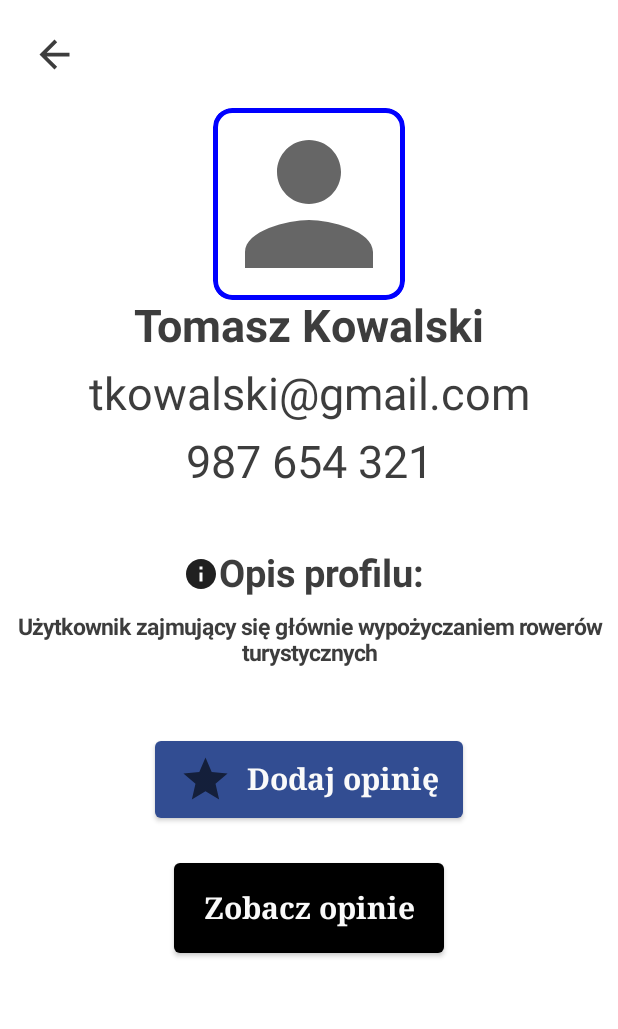
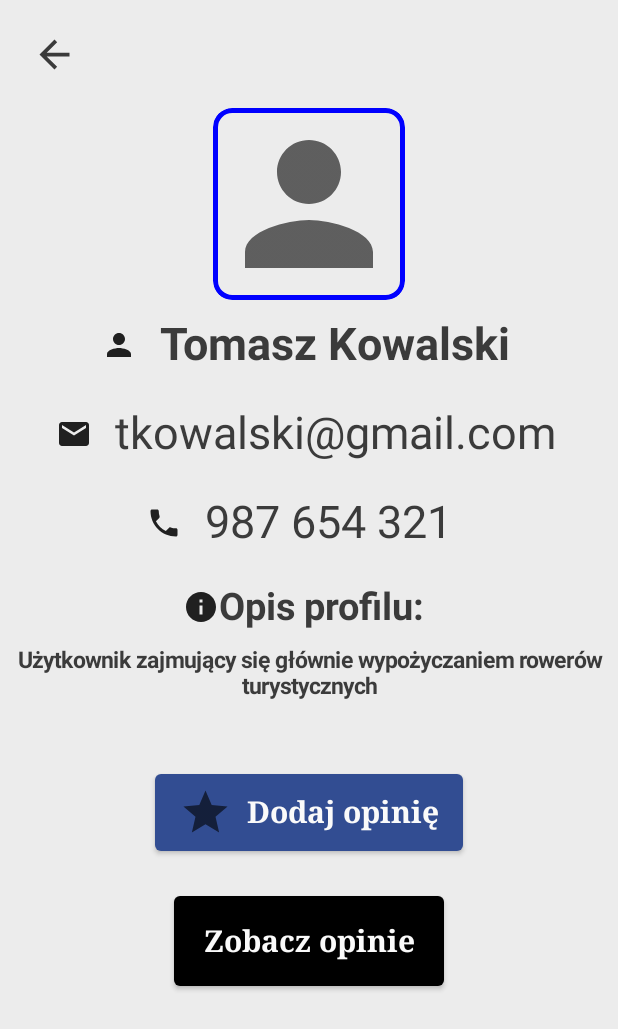
Before and after one commit to Wojw99/bizarro-app, an Android app built with Jetpack Compose: the OtherUserProfileScreen screen opened through its navigation route, on a phone screen of 412 x 824 dp. Shown: the top 1029 px of the screen. Run offline under Robolectric (Android 15) with nearby library versions, the phone set to English and light mode, and no system bars; our stand-ins replace Dagger/Hilt's generated code.

Commit message:
Fixes/Upgrades to User Profile Screens

```diff
--- a/app/src/main/java/com/example/bizarro/ui/screens/user_profile/SeeYourOpinionsScreen.kt
+++ b/app/src/main/java/com/example/bizarro/ui/screens/user_profile/SeeYourOpinionsScreen.kt
@@ -31,7 +31,7 @@ fun SeeYourOpinionsScreen(navController: NavController,
 
     Column(modifier = Modifier
         .fillMaxSize()
-        .background(Color.White),
+        .background(kLightGray),
         horizontalAlignment = Alignment.CenterHorizontally) {
 
 
--- a/app/src/main/java/com/example/bizarro/ui/screens/user_profile/other_user_profile/AddOpinionScreen.kt
+++ b/app/src/main/java/com/example/bizarro/ui/screens/user_profile/other_user_profile/AddOpinionScreen.kt
@@ -25,6 +25,7 @@ import androidx.lifecycle.viewmodel.compose.viewModel
 import androidx.navigation.NavController
 import com.example.bizarro.ui.Screen
 import com.example.bizarro.ui.screens.user_profile.other_user_profile.OtherUserViewModel
+import com.example.bizarro.ui.theme.kLightGray
 
 @Composable
 fun AddOpinionScreen(navController: NavController,
@@ -33,7 +34,7 @@ fun AddOpinionScreen(navController: NavController,
     Column(
         modifier = Modifier
             .fillMaxSize()
-            .background(Color.White),
+            .background(kLightGray),
         horizontalAlignment = Alignment.CenterHorizontally) {
 
 
--- a/app/src/main/java/com/example/bizarro/ui/screens/user_profile/other_user_profile/OtherUserProfileScreen.kt
+++ b/app/src/main/java/com/example/bizarro/ui/screens/user_profile/other_user_profile/OtherUserProfileScreen.kt
@@ -7,9 +7,7 @@ import androidx.compose.foundation.layout.*
 import androidx.compose.foundation.shape.RoundedCornerShape
 import androidx.compose.material.*
 import androidx.compose.material.icons.Icons
-import androidx.compose.material.icons.filled.ArrowBack
-import androidx.compose.material.icons.filled.Info
-import androidx.compose.material.icons.filled.Settings
+import androidx.compose.material.icons.filled.*
 import androidx.compose.runtime.Composable
 import androidx.compose.ui.Alignment
 import androidx.compose.ui.Modifier
@@ -32,6 +30,7 @@ import com.example.bizarro.ui.screens.user_profile.settings.SettingsViewModel
 import com.example.bizarro.ui.theme.blueColor
 import com.example.bizarro.ui.theme.darkColor
 import com.example.bizarro.ui.theme.kBlack
+import com.example.bizarro.ui.theme.kLightGray
 
 @Composable
 fun OtherUserProfileScreen(navController: NavController,
@@ -40,7 +39,7 @@ fun OtherUserProfileScreen(navController: NavController,
     Column(
         modifier = Modifier
             .fillMaxSize()
-            .background(Color.White),
+            .background(kLightGray),
         horizontalAlignment = Alignment.CenterHorizontally
     ) {
 
@@ -98,6 +97,17 @@ fun OtherUserInfo(viewModel: OtherUserViewModel = hiltViewModel())
             .border(3.dp, Color.Blue, RoundedCornerShape(10))
     )
 
+    Box(modifier = Modifier
+        .fillMaxWidth()
+        .padding(12.dp)) {
+        Row(verticalAlignment = Alignment.CenterVertically,
+            horizontalArrangement = Arrangement.Center)
+        {
+            Spacer(modifier = Modifier.width(55.dp))
+
+            Icon(Icons.Default.Person, "Icon description", tint = kBlack)
+
+            Spacer(modifier = Modifier.width(15.dp))
 
             Text(viewModel.nameOtherUser,
                 style = TextStyle(
@@ -106,8 +116,20 @@ fun OtherUserInfo(viewModel: OtherUserViewModel = hiltViewModel())
                     fontWeight = FontWeight.Bold
                 )
             )
+        }
+    }
 
-    Spacer(modifier = Modifier.height(10.dp))
+    Box(modifier = Modifier
+        .fillMaxWidth()
+        .padding(12.dp)) {
+        Row(verticalAlignment = Alignment.CenterVertically,
+            horizontalArrangement = Arrangement.Center)
+        {
+            Spacer(modifier = Modifier.width(25.dp))
+
+            Icon(Icons.Default.Email, "Icon description", tint = kBlack)
+
+            Spacer(modifier = Modifier.width(15.dp))
 
             Text(viewModel.emailOtherUser,
                 style = TextStyle(
@@ -116,8 +138,21 @@ fun OtherUserInfo(viewModel: OtherUserViewModel = hiltViewModel())
                     fontWeight = FontWeight.Normal
                 )
             )
+        }
+    }
 
-    Spacer(modifier = Modifier.height(10.dp))
+
+    Box(modifier = Modifier
+        .fillMaxWidth()
+        .padding(12.dp)) {
+        Row(verticalAlignment = Alignment.CenterVertically,
+            horizontalArrangement = Arrangement.Center)
+        {
+            Spacer(modifier = Modifier.width(85.dp))
+
+            Icon(Icons.Default.Phone, "Icon description", tint = kBlack)
+
+            Spacer(modifier = Modifier.width(15.dp))
 
             Text(viewModel.phoneOtherUser,
                 style = TextStyle(
@@ -126,8 +161,9 @@ fun OtherUserInfo(viewModel: OtherUserViewModel = hiltViewModel())
                     fontWeight = FontWeight.Normal
                 )
             )
+        }
+    }
 
-    Spacer(modifier = Modifier.height(30.dp))
 
     UserDescriptionHeader()
 
--- a/app/src/main/java/com/example/bizarro/ui/screens/user_profile/other_user_profile/SeeOpinionsScreen.kt
+++ b/app/src/main/java/com/example/bizarro/ui/screens/user_profile/other_user_profile/SeeOpinionsScreen.kt
@@ -49,7 +49,7 @@ fun SeeOpinionsScreen(navController: NavController,
 {
     Column(modifier = Modifier
         .fillMaxSize()
-        .background(kWhite),
+        .background(kLightGray),
         horizontalAlignment = Alignment.CenterHorizontally) {
 
 
--- a/app/src/main/java/com/example/bizarro/ui/screens/user_profile/settings/SettingsScreen.kt
+++ b/app/src/main/java/com/example/bizarro/ui/screens/user_profile/settings/SettingsScreen.kt
@@ -25,6 +25,7 @@ import com.example.bizarro.ui.components.TopBar
 import com.example.bizarro.ui.screens.user_profile.settings.SettingsViewModel
 import com.example.bizarro.ui.theme.blueColor
 import com.example.bizarro.ui.theme.darkColor
+import com.example.bizarro.ui.theme.kLightGray
 import com.example.bizarro.ui.theme.kWhite
 import com.example.bizarro.util.Strings
 import com.example.bizarro.util.models.TopBarAction
@@ -42,7 +43,7 @@ fun SettingsScreen(navController: NavController,
 
     Column(modifier = Modifier
         .fillMaxSize()
-        .background(kWhite),
+        .background(kLightGray),
         horizontalAlignment = Alignment.CenterHorizontally) {
 
         HeaderSectionSettings(navController)
```
Also changed, not shown: app/src/main/java/com/example/bizarro/ui/screens/user_profile/EditProfileScreen.kt (+4 -6 lines), app/src/main/java/com/example/bizarro/ui/screens/user_profile/UserProfileScreen.kt (+49 -4 lines). Lines whose indentation alone changed are shown as unchanged.
